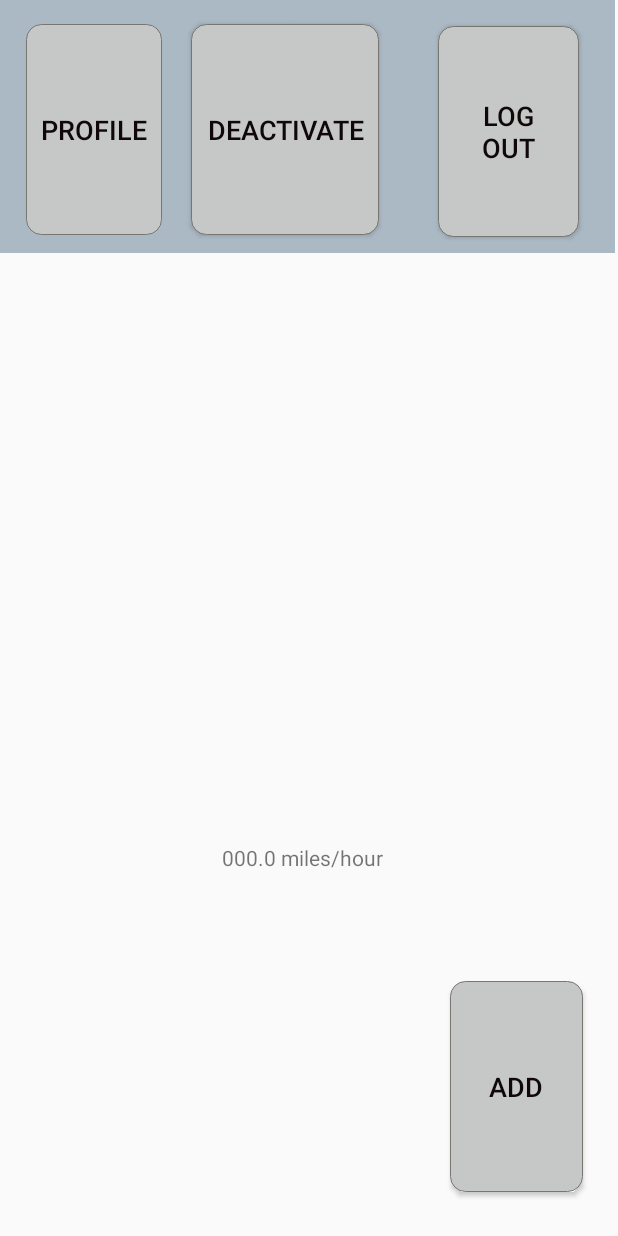
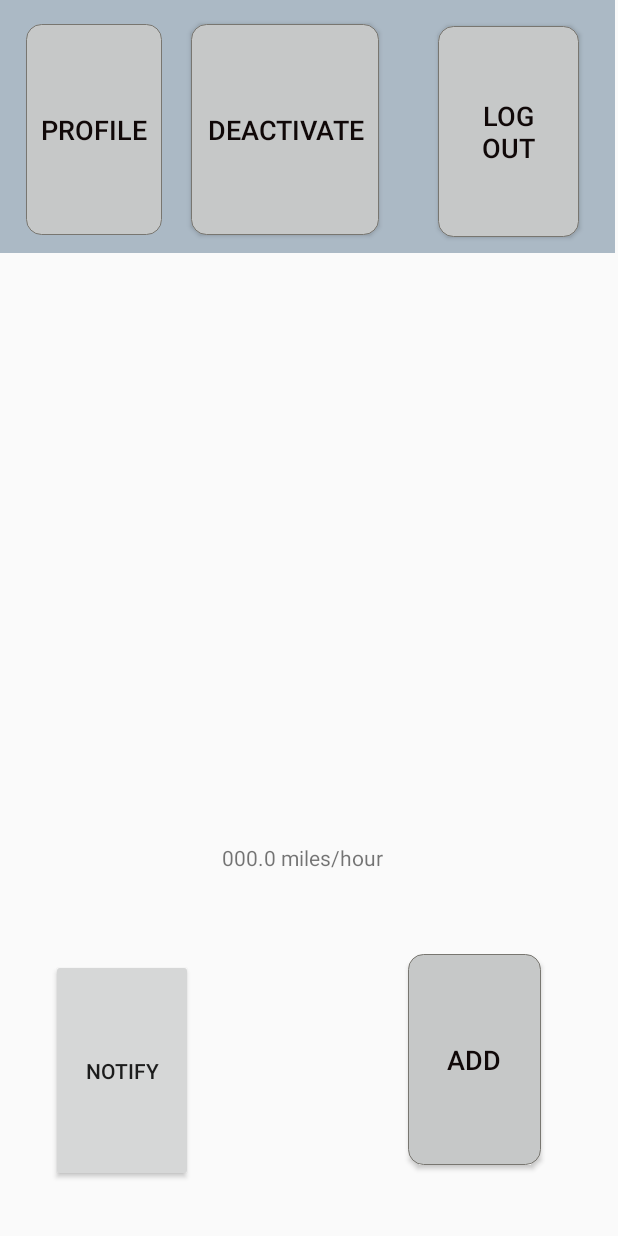
Before and after one commit to haifa98/Taraffac, an Android app: the map screen opened directly, with no data from a screen before it, on a phone screen of 412 x 824 dp. Run offline under Robolectric (Android 15) with nearby library versions, the phone set to English and light mode, and no system bars; our stand-ins replace Firebase (no records; nobody signed in at launch, a user with empty details on screens opened directly).

Commit message:
27-sep //notification

```diff
--- a/app/build.gradle
+++ b/app/build.gradle
@@ -40,7 +40,8 @@ dependencies {
     implementation 'com.google.firebase:firebase-firestore:21.6.0'
     implementation 'com.google.android.gms:play-services-maps:17.0.0'
     implementation 'com.google.android.gms:play-services-location:17.0.0'
-
+    //noinspection GradleCompatible
+    implementation "com.android.support:support-compat:28.0.0"
 
     implementation 'com.google.firebase:firebase-storage:19.2.0'
     testImplementation 'junit:junit:4.12'
--- a/app/src/main/java/com/example/taraffac/map.java
+++ b/app/src/main/java/com/example/taraffac/map.java
@@ -1,16 +1,21 @@
 package com.example.taraffac;
 
 import android.Manifest;
+import android.app.NotificationChannel;
+import android.app.NotificationManager;
 import android.content.Intent;
 import android.content.Context;
 import android.content.pm.PackageManager;
 import android.location.Location;
+import android.os.Build;
 import android.os.Bundle;
 import android.view.View;
 import android.widget.Button;
 
 import androidx.annotation.NonNull;
 import androidx.core.app.ActivityCompat;
+import androidx.core.app.NotificationCompat;
+import androidx.core.app.NotificationManagerCompat;
 import androidx.fragment.app.FragmentActivity;
 
 import com.google.android.gms.location.FusedLocationProviderClient;
@@ -62,6 +67,9 @@ import android.location.GpsStatus;
 
 public class map extends FragmentActivity implements LocationListener, OnMapReadyCallback {
 
+    private static final String CHANNEL_ID = "channel_id01";
+    private static final int NOTIFICATION_ID = 1;
+
     private GoogleMap mMap;
     Button profile;
     Button log;
@@ -69,6 +77,7 @@ public class map extends FragmentActivity implements LocationListener, OnMapRead
     FusedLocationProviderClient client;
     SupportMapFragment mapFragment;
     LatLng latLng;
+    Button shownotificationbtn;
     TextView txtCurrentSpeed;
     private Geocoder geocoder;
 
@@ -86,6 +95,8 @@ public class map extends FragmentActivity implements LocationListener, OnMapRead
         profile = findViewById(R.id.but_pofile_map);
         log = findViewById(R.id.but_logout_map);
         add = (Button) findViewById(R.id.add_bump2);
+        shownotificationbtn = findViewById(R.id.showNotificationBtn);
+
         client = LocationServices.getFusedLocationProviderClient(this);
         // Obtain the SupportMapFragment and get notified when the map is ready to be used.
         SupportMapFragment mapFragment = (SupportMapFragment) getSupportFragmentManager()
@@ -105,6 +116,50 @@ public class map extends FragmentActivity implements LocationListener, OnMapRead
         //  lm.requestLocationUpdates(LocationManager.GPS_PROVIDER, 0, 0, this);
         //  this.onLocationChanged(null);
 
+        //send notification code
+
+        shownotificationbtn.setOnClickListener(new View.OnClickListener() {
+            @Override
+            public void onClick(View view) {
+                shownotification();
+            }
+        });
+
+    }
+
+    private void shownotification() {
+
+        createNotificationChannel();
+
+        NotificationCompat.Builder builder = new NotificationCompat.Builder(this, CHANNEL_ID);
+
+        // notification title
+        builder.setContentTitle("Taraffac :SPEED BUMP AHEAD");
+        //description
+        builder.setContentText("speed bump info here");
+        // notification priority
+        builder.setPriority(NotificationCompat.PRIORITY_DEFAULT);
+
+        // notification manager
+        NotificationManagerCompat notificationManagerCompat = NotificationManagerCompat.from(this);
+        notificationManagerCompat.notify(NOTIFICATION_ID, builder.build());
+    }
+
+    private void createNotificationChannel() {
+        if(Build.VERSION.SDK_INT > Build.VERSION_CODES.O){
+            CharSequence name = "Taraffac :SPEED BUMP AHEAD";
+            String description = "speed bump info here2";
+
+            // priority
+            int importance = NotificationManager.IMPORTANCE_DEFAULT;
+
+            NotificationChannel notificationChannel = new NotificationChannel(CHANNEL_ID, name, importance);
+
+            NotificationManager notificationManager = (NotificationManager)getSystemService(NOTIFICATION_SERVICE);
+
+            notificationManager.createNotificationChannel(notificationChannel);
+
+        }
     }
 
     /**
--- a/app/src/main/res/layout/activity_map.xml
+++ b/app/src/main/res/layout/activity_map.xml
@@ -52,12 +52,12 @@
         android:layout_alignParentEnd="true"
         android:layout_alignParentRight="true"
         android:layout_alignParentBottom="true"
-        android:layout_marginStart="300dp"
-        android:layout_marginLeft="300dp"
-        android:layout_marginTop="654dp"
-        android:layout_marginEnd="23dp"
-        android:layout_marginRight="23dp"
-        android:layout_marginBottom="29dp"
+        android:layout_marginStart="272dp"
+        android:layout_marginLeft="272dp"
+        android:layout_marginTop="636dp"
+        android:layout_marginEnd="51dp"
+        android:layout_marginRight="51dp"
+        android:layout_marginBottom="47dp"
         android:background="@drawable/style_button"
         android:onClick="add"
         android:text="@string/add"
@@ -174,5 +174,23 @@
         android:layout_marginBottom="86dp"
         android:text="@string/_000_0_miles_hour" />
 
+    <Button
+        android:id="@+id/showNotificationBtn"
+        android:layout_width="94dp"
+        android:layout_height="wrap_content"
+        android:layout_alignParentStart="true"
+        android:layout_alignParentLeft="true"
+        android:layout_alignParentTop="true"
+        android:layout_alignParentEnd="true"
+        android:layout_alignParentRight="true"
+        android:layout_alignParentBottom="true"
+        android:layout_marginStart="34dp"
+        android:layout_marginLeft="34dp"
+        android:layout_marginTop="639dp"
+        android:layout_marginEnd="283dp"
+        android:layout_marginRight="283dp"
+        android:layout_marginBottom="36dp"
+        android:text="@string/notify" />
+
 
 </RelativeLayout>
--- a/app/src/main/res/values/strings.xml
+++ b/app/src/main/res/values/strings.xml
@@ -90,6 +90,7 @@
     <string name="title_activity_map">Map</string>
     <string name="ForgotPassword">Forgot Password?</string>
     <string name="_000_0_miles_hour">000.0 miles/hour</string>
+    <string name="notify">Notify</string>
 
 
 </resources>
```
Also changed, not shown: app/src/main/java/com/example/taraffac/notify.java (+17 -1 lines).
